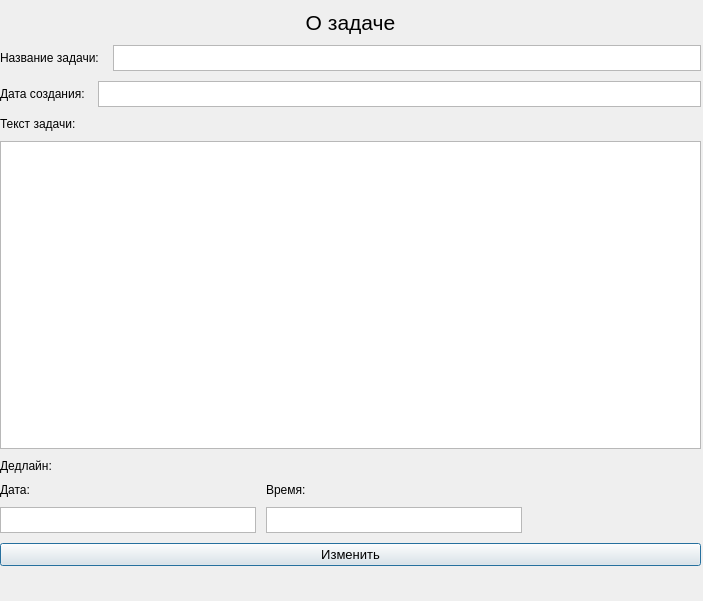
This is moreabouttask.ui in helenaklenina/KursachSiAOD as Qt 5 draws it before an edit. The edited form follows.
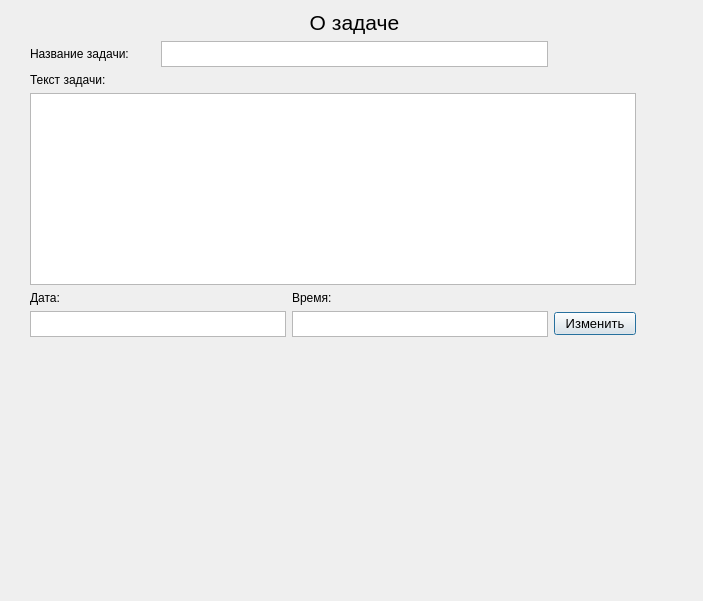
This is the edited form.

```diff
--- a/moreabouttask.ui
+++ b/moreabouttask.ui
@@ -13,208 +13,43 @@
   <property name="windowTitle">
    <string>Dialog</string>
   </property>
-  <widget class="QWidget" name="verticalLayoutWidget">
+  <widget class="QWidget" name="">
    <property name="geometry">
     <rect>
-     <x>0</x>
-     <y>0</y>
-     <width>701</width>
-     <height>581</height>
+     <x>30</x>
+     <y>10</y>
+     <width>606</width>
+     <height>327</height>
     </rect>
    </property>
-   <layout class="QVBoxLayout" name="verticalLayout">
-    <property name="spacing">
-     <number>10</number>
-    </property>
-    <property name="topMargin">
-     <number>10</number>
-    </property>
-    <property name="bottomMargin">
-     <number>15</number>
-    </property>
-    <item>
-     <widget class="QLabel" name="label">
-      <property name="font">
-       <font>
-        <pointsize>16</pointsize>
-       </font>
+   <layout class="QGridLayout" name="gridLayout">
+    <item row="6" column="2" colspan="2">
+     <widget class="QTextEdit" name="textEdit_endTime">
+      <property name="sizePolicy">
+       <sizepolicy hsizetype="Expanding" vsizetype="Minimum">
+        <horstretch>0</horstretch>
+        <verstretch>0</verstretch>
+       </sizepolicy>
       </property>
-      <property name="text">
-       <string>О задаче</string>
+      <property name="maximumSize">
+       <size>
+        <width>16777215</width>
+        <height>26</height>
+       </size>
       </property>
-      <property name="alignment">
-       <set>Qt::AlignHCenter|Qt::AlignTop</set>
-      </property>
-     </widget>
-    </item>
-    <item>
-     <layout class="QHBoxLayout" name="horizontalLayout">
-      <item>
-       <widget class="QLabel" name="label_2">
-        <property name="text">
-         <string>Название задачи: </string>
-        </property>
-       </widget>
-      </item>
-      <item>
-       <widget class="QTextEdit" name="textEdit_name">
-        <property name="sizePolicy">
-         <sizepolicy hsizetype="Expanding" vsizetype="Minimum">
-          <horstretch>0</horstretch>
-          <verstretch>0</verstretch>
-         </sizepolicy>
-        </property>
-        <property name="maximumSize">
-         <size>
-          <width>16777215</width>
-          <height>26</height>
-         </size>
-        </property>
-        <property name="readOnly">
-         <bool>true</bool>
-        </property>
-       </widget>
-      </item>
-     </layout>
-    </item>
-    <item>
-     <layout class="QHBoxLayout" name="horizontalLayout_2">
-      <property name="spacing">
-       <number>10</number>
-      </property>
-      <property name="sizeConstraint">
-       <enum>QLayout::SetFixedSize</enum>
-      </property>
-      <property name="topMargin">
-       <number>0</number>
-      </property>
-      <item>
-       <widget class="QLabel" name="label_7">
-        <property name="sizePolicy">
-         <sizepolicy hsizetype="Fixed" vsizetype="Preferred">
-          <horstretch>0</horstretch>
-          <verstretch>0</verstretch>
-         </sizepolicy>
-        </property>
-        <property name="text">
-         <string>Дата создания: </string>
-        </property>
-       </widget>
-      </item>
-      <item>
-       <widget class="QTextEdit" name="textEdit_creatingDate">
-        <property name="sizePolicy">
-         <sizepolicy hsizetype="Expanding" vsizetype="Minimum">
-          <horstretch>0</horstretch>
-          <verstretch>0</verstretch>
-         </sizepolicy>
-        </property>
-        <property name="maximumSize">
-         <size>
-          <width>16777215</width>
-          <height>26</height>
-         </size>
-        </property>
-        <property name="readOnly">
-         <bool>true</bool>
-        </property>
-       </widget>
-      </item>
-     </layout>
-    </item>
-    <item>
-     <widget class="QLabel" name="label_3">
-      <property name="text">
-       <string>Текст задачи: </string>
-      </property>
-     </widget>
-    </item>
-    <item>
-     <widget class="QTextEdit" name="textEdit_text">
       <property name="readOnly">
        <bool>true</bool>
       </property>
      </widget>
     </item>
-    <item>
-     <widget class="QLabel" name="label_4">
+    <item row="5" column="2">
+     <widget class="QLabel" name="label_6">
       <property name="text">
-       <string>Дедлайн:</string>
+       <string>Время: </string>
       </property>
      </widget>
     </item>
-    <item>
-     <layout class="QFormLayout" name="formLayout">
-      <property name="sizeConstraint">
-       <enum>QLayout::SetDefaultConstraint</enum>
-      </property>
-      <property name="fieldGrowthPolicy">
-       <enum>QFormLayout::FieldsStayAtSizeHint</enum>
-      </property>
-      <property name="rowWrapPolicy">
-       <enum>QFormLayout::DontWrapRows</enum>
-      </property>
-      <property name="formAlignment">
-       <set>Qt::AlignLeading|Qt::AlignLeft|Qt::AlignVCenter</set>
-      </property>
-      <property name="topMargin">
-       <number>0</number>
-      </property>
-      <item row="1" column="0">
-       <widget class="QTextEdit" name="textEdit_endDate">
-        <property name="sizePolicy">
-         <sizepolicy hsizetype="Expanding" vsizetype="Minimum">
-          <horstretch>0</horstretch>
-          <verstretch>0</verstretch>
-         </sizepolicy>
-        </property>
-        <property name="maximumSize">
-         <size>
-          <width>16777215</width>
-          <height>26</height>
-         </size>
-        </property>
-        <property name="readOnly">
-         <bool>true</bool>
-        </property>
-       </widget>
-      </item>
-      <item row="0" column="0">
-       <widget class="QLabel" name="label_5">
-        <property name="text">
-         <string>Дата: </string>
-        </property>
-       </widget>
-      </item>
-      <item row="1" column="1">
-       <widget class="QTextEdit" name="textEdit_endTime">
-        <property name="sizePolicy">
-         <sizepolicy hsizetype="Expanding" vsizetype="Minimum">
-          <horstretch>0</horstretch>
-          <verstretch>0</verstretch>
-         </sizepolicy>
-        </property>
-        <property name="maximumSize">
-         <size>
-          <width>16777215</width>
-          <height>26</height>
-         </size>
-        </property>
-        <property name="readOnly">
-         <bool>true</bool>
-        </property>
-       </widget>
-      </item>
-      <item row="0" column="1">
-       <widget class="QLabel" name="label_6">
-        <property name="text">
-         <string>Время: </string>
-        </property>
-       </widget>
-      </item>
-     </layout>
-    </item>
-    <item>
+    <item row="6" column="4">
      <widget class="QPushButton" name="pushButton">
       <property name="sizePolicy">
        <sizepolicy hsizetype="Minimum" vsizetype="Fixed">
@@ -232,6 +67,87 @@
       </property>
      </widget>
     </item>
+    <item row="6" column="0" colspan="2">
+     <widget class="QTextEdit" name="textEdit_endDate">
+      <property name="sizePolicy">
+       <sizepolicy hsizetype="Expanding" vsizetype="Minimum">
+        <horstretch>0</horstretch>
+        <verstretch>0</verstretch>
+       </sizepolicy>
+      </property>
+      <property name="maximumSize">
+       <size>
+        <width>16777215</width>
+        <height>26</height>
+       </size>
+      </property>
+      <property name="readOnly">
+       <bool>true</bool>
+      </property>
+     </widget>
+    </item>
+    <item row="5" column="0">
+     <widget class="QLabel" name="label_5">
+      <property name="text">
+       <string>Дата: </string>
+      </property>
+     </widget>
+    </item>
+    <item row="4" column="0" colspan="5">
+     <widget class="QTextEdit" name="textEdit_text">
+      <property name="readOnly">
+       <bool>true</bool>
+      </property>
+     </widget>
+    </item>
+    <item row="3" column="0">
+     <widget class="QLabel" name="label_3">
+      <property name="text">
+       <string>Текст задачи: </string>
+      </property>
+     </widget>
+    </item>
+    <item row="1" column="1" colspan="3">
+     <widget class="QTextEdit" name="textEdit_name">
+      <property name="sizePolicy">
+       <sizepolicy hsizetype="Expanding" vsizetype="Minimum">
+        <horstretch>0</horstretch>
+        <verstretch>0</verstretch>
+       </sizepolicy>
+      </property>
+      <property name="maximumSize">
+       <size>
+        <width>16777215</width>
+        <height>26</height>
+       </size>
+      </property>
+      <property name="readOnly">
+       <bool>true</bool>
+      </property>
+     </widget>
+    </item>
+    <item row="1" column="0">
+     <widget class="QLabel" name="label_2">
+      <property name="text">
+       <string>Название задачи: </string>
+      </property>
+     </widget>
+    </item>
+    <item row="0" column="2">
+     <widget class="QLabel" name="label">
+      <property name="font">
+       <font>
+        <pointsize>16</pointsize>
+       </font>
+      </property>
+      <property name="text">
+       <string>О задаче</string>
+      </property>
+      <property name="alignment">
+       <set>Qt::AlignHCenter|Qt::AlignTop</set>
+      </property>
+     </widget>
+    </item>
    </layout>
   </widget>
  </widget>
```
